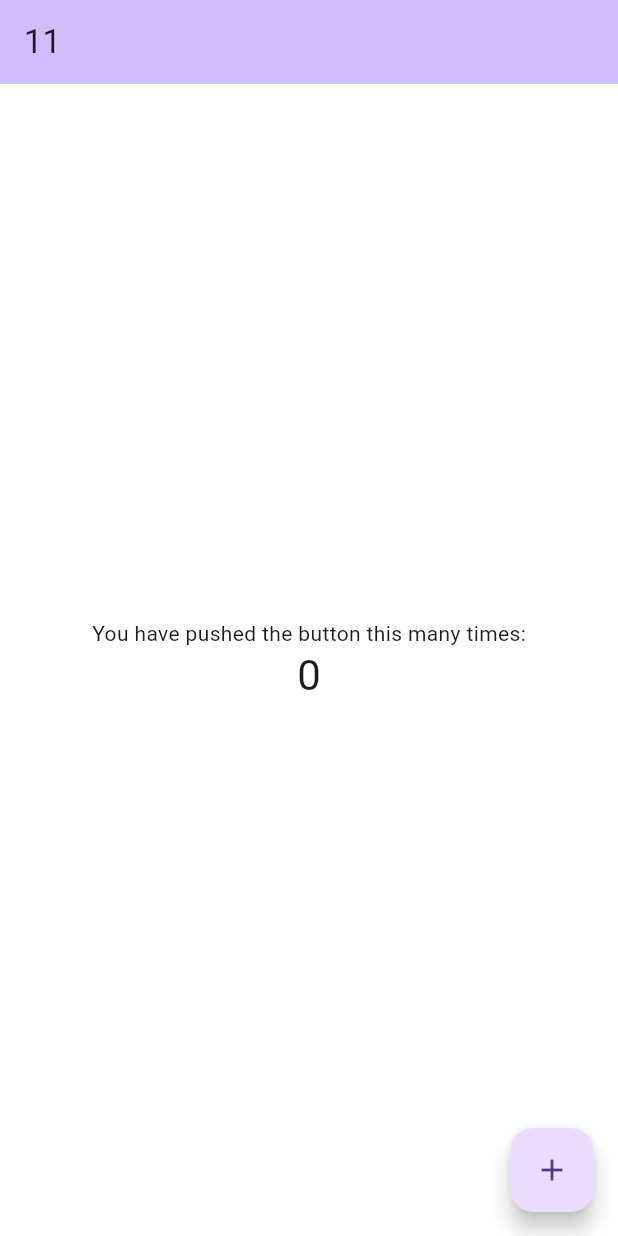
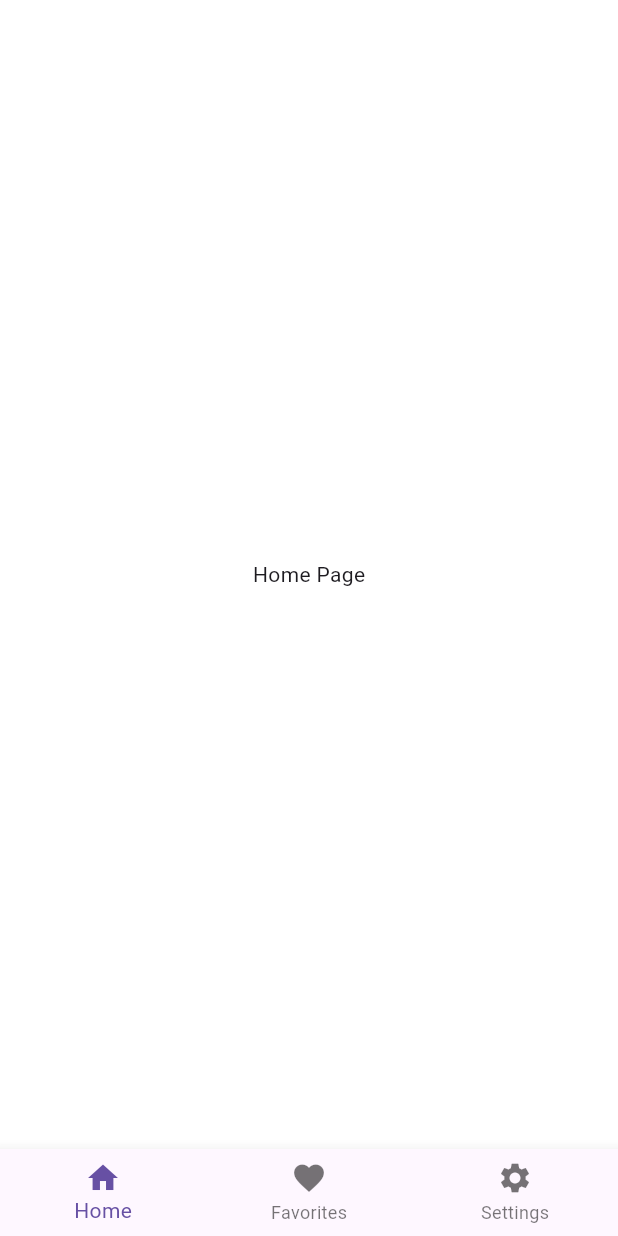
Before and after one commit to zhengzesheng/flutter_unit_zheng, a Flutter app: the screen it shows after launch, on a phone screen of 412 x 824 dp. Run offline on Flutter 3.47's test engine with Material 3 defaults, Android fonts, the phone set to English and light mode, and no system bars; our stand-ins replace fluttertoast, go_router; Roboto replaces fonts that are missing (Poppins).

Commit message:
feat(layout): 增加自适应布局并移除屏幕锁定- 在 main.dart 中实现自适应布局，根据屏幕宽度显示不同的导航组件 - 在 global.dart 中移除屏幕锁定代码，允许屏幕旋转 - 更新 README.md，添加新的功能列表

```diff
--- a/lib/common/global.dart
+++ b/lib/common/global.dart
@@ -34,11 +34,5 @@ class GlobalRegister {
         statusBarIconBrightness: Brightness.dark,
       ),
     );
-
-    // 锁定竖屏
-    SystemChrome.setPreferredOrientations([
-      DeviceOrientation.portraitUp,
-      DeviceOrientation.portraitDown,
-    ]);
   }
 }
--- a/lib/main.dart
+++ b/lib/main.dart
@@ -68,40 +68,94 @@ class MyHomePage extends StatefulWidget {
 }
 
 class _MyHomePageState extends State<MyHomePage> {
-  int _counter = 0;
-
-  void _incrementCounter() {
-    setState(() {
-      _counter++;
-    });
-  }
+  int _selectedIndex = 0;
+  static const List<Widget> _pages = [
+    Center(child: Text('Home Page')),
+    Center(child: Text('Favorites Page')),
+    Center(child: Text('Settings Page')),
+  ];
 
   @override
   Widget build(BuildContext context) {
+    return LayoutBuilder(
+      builder: (context, constraints) {
+        final bool wide = constraints.maxWidth >= 600.w;
         return Scaffold(
-      appBar: AppBar(
-        backgroundColor: Theme.of(context).colorScheme.inversePrimary,
-        title: Text(widget.title),
+          body: Row(
+            children: [
+              AnimatedSwitcher(
+                duration: const Duration(milliseconds: 300),
+                transitionBuilder: (child, animation) =>
+                    FadeTransition(opacity: animation, child: child),
+                child: wide
+                    ? NavigationRail(
+                        key: const ValueKey('rail'),
+                        selectedIndex: _selectedIndex,
+                        onDestinationSelected: (index) {
+                          setState(() {
+                            _selectedIndex = index;
+                          });
+                        },
+                        labelType: NavigationRailLabelType.all,
+                        leading: const Padding(
+                          padding: EdgeInsets.all(8.0),
+                          child: FlutterLogo(size: 40),
                         ),
-      body: Center(
-        child: Column(
-          mainAxisAlignment: MainAxisAlignment.center,
-          children: <Widget>[
-            const Text(
-              'You have pushed the button this many times:',
+                        destinations: const [
+                          NavigationRailDestination(
+                            icon: Icon(Icons.home_outlined),
+                            selectedIcon: Icon(Icons.home),
+                            label: Text('Home'),
                           ),
-            Text(
-              '$_counter',
-              style: Theme.of(context).textTheme.headlineMedium,
+                          NavigationRailDestination(
+                            icon: Icon(Icons.favorite_border),
+                            selectedIcon: Icon(Icons.favorite),
+                            label: Text('Favorites'),
+                          ),
+                          NavigationRailDestination(
+                            icon: Icon(Icons.settings_outlined),
+                            selectedIcon: Icon(Icons.settings),
+                            label: Text('Settings'),
+                          ),
+                        ],
+                      )
+                    : const SizedBox.shrink(),
+              ),
+              Expanded(child: _pages[_selectedIndex])
+            ],
+          ),
+          bottomNavigationBar: AnimatedSwitcher(
+            duration: const Duration(milliseconds: 300),
+            transitionBuilder: (child, animation) =>
+                FadeTransition(opacity: animation, child: child),
+            child: wide
+                ? const SizedBox.shrink()
+                : BottomNavigationBar(
+                    key: const ValueKey('bottom'),
+                    currentIndex: _selectedIndex,
+                    onTap: (index) {
+                      setState(() {
+                        _selectedIndex = index;
+                      });
+                    },
+                    items: const <BottomNavigationBarItem>[
+                      BottomNavigationBarItem(
+                        icon: Icon(Icons.home),
+                        label: 'Home',
+                      ),
+                      BottomNavigationBarItem(
+                        icon: Icon(Icons.favorite),
+                        label: 'Favorites',
+                      ),
+                      BottomNavigationBarItem(
+                        icon: Icon(Icons.settings),
+                        label: 'Settings',
                       ),
                     ],
                   ),
           ),
-      floatingActionButton: FloatingActionButton(
-        onPressed: _incrementCounter,
-        tooltip: 'Increment',
-        child: const Icon(Icons.add),
-      ),
+        );
+      },
     );
   }
 }
```
Also changed, not shown: 1 other file. Lines whose indentation alone changed are shown as unchanged.
